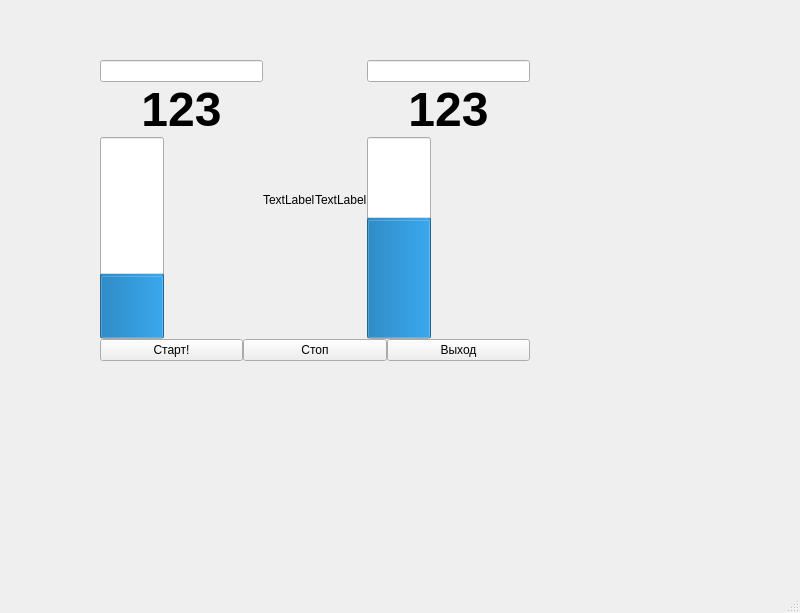
This is DragRacing.ui in nw-wind/DragRacing as Qt 5 draws it before an edit. The edited form follows.
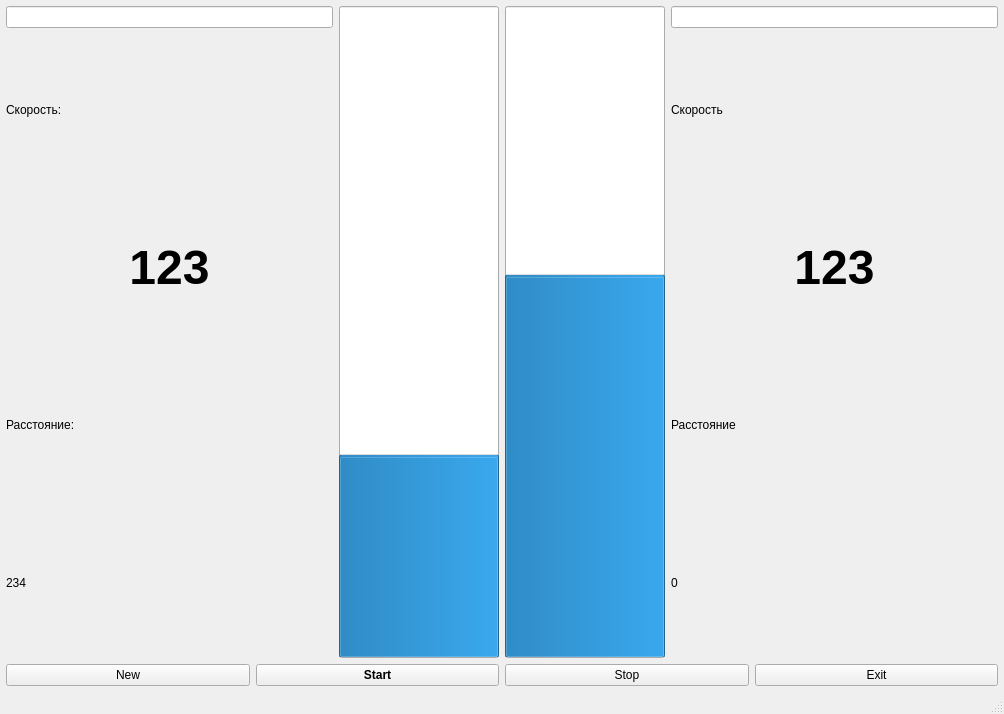
This is the edited form.

```diff
--- a/DragRacing.ui
+++ b/DragRacing.ui
@@ -6,30 +6,51 @@
    <rect>
     <x>0</x>
     <y>0</y>
-    <width>800</width>
-    <height>613</height>
+    <width>1004</width>
+    <height>714</height>
    </rect>
   </property>
-  <property name="Гонки на 402м" stdset="0">
+  <property name="sizePolicy">
+   <sizepolicy hsizetype="Maximum" vsizetype="Maximum">
+    <horstretch>255</horstretch>
+    <verstretch>255</verstretch>
+   </sizepolicy>
+  </property>
+  <property name="DragRaces" stdset="0">
    <string>MainWindow</string>
   </property>
   <widget class="QWidget" name="centralwidget">
-   <widget class="QWidget" name="verticalLayoutWidget">
-    <property name="geometry">
-     <rect>
-      <x>100</x>
-      <y>60</y>
-      <width>430</width>
-      <height>301</height>
-     </rect>
-    </property>
-    <layout class="QVBoxLayout" name="topLayout">
+   <property name="sizePolicy">
+    <sizepolicy hsizetype="Maximum" vsizetype="Maximum">
+     <horstretch>255</horstretch>
+     <verstretch>255</verstretch>
+    </sizepolicy>
+   </property>
+   <property name="minimumSize">
+    <size>
+     <width>800</width>
+     <height>600</height>
+    </size>
+   </property>
+   <layout class="QVBoxLayout" name="topLayout" stretch="255,255">
      <property name="spacing">
-      <number>0</number>
+     <number>6</number>
      </property>
      <property name="sizeConstraint">
       <enum>QLayout::SetMaximumSize</enum>
      </property>
+    <property name="leftMargin">
+     <number>6</number>
+    </property>
+    <property name="topMargin">
+     <number>6</number>
+    </property>
+    <property name="rightMargin">
+     <number>6</number>
+    </property>
+    <property name="bottomMargin">
+     <number>6</number>
+    </property>
      <item>
       <layout class="QHBoxLayout" name="columnsLayout">
        <property name="sizeConstraint">
@@ -40,6 +61,13 @@
          <item>
           <widget class="QLineEdit" name="nameEdit"/>
          </item>
+        <item>
+         <widget class="QLabel" name="label">
+          <property name="text">
+           <string>Скорость:</string>
+          </property>
+         </widget>
+        </item>
          <item>
           <widget class="QLabel" name="leftSpeed">
            <property name="font">
@@ -64,17 +92,53 @@
            </property>
           </widget>
          </item>
+        <item>
+         <widget class="QLabel" name="label_2">
+          <property name="text">
+           <string>Расстояние:</string>
+          </property>
+         </widget>
+        </item>
+        <item>
+         <widget class="QLabel" name="leftDistance">
+          <property name="text">
+           <string>234</string>
+          </property>
+         </widget>
+        </item>
+       </layout>
+      </item>
+      <item>
+       <layout class="QHBoxLayout" name="middleLayout">
+        <property name="sizeConstraint">
+         <enum>QLayout::SetMaximumSize</enum>
+        </property>
          <item>
           <widget class="QProgressBar" name="leftBar">
+          <property name="sizePolicy">
+           <sizepolicy hsizetype="Expanding" vsizetype="Expanding">
+            <horstretch>128</horstretch>
+            <verstretch>0</verstretch>
+           </sizepolicy>
+          </property>
            <property name="minimumSize">
             <size>
-             <width>64</width>
+            <width>128</width>
+            <height>0</height>
+           </size>
+          </property>
+          <property name="baseSize">
+           <size>
+            <width>128</width>
              <height>0</height>
             </size>
            </property>
            <property name="layoutDirection">
             <enum>Qt::LeftToRight</enum>
            </property>
+          <property name="autoFillBackground">
+           <bool>true</bool>
+          </property>
            <property name="maximum">
             <number>402</number>
            </property>
@@ -84,67 +148,37 @@
            <property name="alignment">
             <set>Qt::AlignRight|Qt::AlignTrailing|Qt::AlignVCenter</set>
            </property>
+          <property name="textVisible">
+           <bool>false</bool>
+          </property>
            <property name="orientation">
             <enum>Qt::Vertical</enum>
-           </property>
-          </widget>
-         </item>
-        </layout>
-       </item>
-       <item>
-        <widget class="QLabel" name="label_2">
-         <property name="text">
-          <string>TextLabel</string>
-         </property>
-        </widget>
-       </item>
-       <item>
-        <layout class="QVBoxLayout" name="verticalLayout"/>
-       </item>
-       <item>
-        <widget class="QLabel" name="label">
-         <property name="text">
-          <string>TextLabel</string>
-         </property>
-        </widget>
-       </item>
-       <item>
-        <layout class="QVBoxLayout" name="rightLayout">
-         <item>
-          <widget class="QLineEdit" name="nameEdit"/>
-         </item>
-         <item>
-          <widget class="QLabel" name="rightSpeed">
-           <property name="font">
-            <font>
-             <family>Helvetica</family>
-             <pointsize>36</pointsize>
-             <weight>75</weight>
-             <bold>true</bold>
-            </font>
-           </property>
-           <property name="toolTip">
-            <string>Скорость правого гонщика.</string>
-           </property>
-           <property name="text">
-            <string>123</string>
-           </property>
-           <property name="alignment">
-            <set>Qt::AlignCenter</set>
-           </property>
-           <property name="Speed" stdset="0">
-            <string>0</string>
            </property>
           </widget>
          </item>
          <item>
           <widget class="QProgressBar" name="rightBar">
+          <property name="sizePolicy">
+           <sizepolicy hsizetype="Expanding" vsizetype="Expanding">
+            <horstretch>128</horstretch>
+            <verstretch>128</verstretch>
+           </sizepolicy>
+          </property>
            <property name="minimumSize">
             <size>
-             <width>64</width>
-             <height>0</height>
-            </size>
-           </property>
+            <width>128</width>
+            <height>128</height>
+           </size>
+          </property>
+          <property name="baseSize">
+           <size>
+            <width>128</width>
+            <height>128</height>
+           </size>
+          </property>
+          <property name="autoFillBackground">
+           <bool>true</bool>
+          </property>
            <property name="maximum">
             <number>402</number>
            </property>
@@ -154,6 +188,9 @@
            <property name="alignment">
             <set>Qt::AlignLeading|Qt::AlignLeft|Qt::AlignVCenter</set>
            </property>
+          <property name="textVisible">
+           <bool>false</bool>
+          </property>
            <property name="orientation">
             <enum>Qt::Vertical</enum>
            </property>
@@ -161,6 +198,58 @@
          </item>
         </layout>
        </item>
+      <item>
+       <layout class="QVBoxLayout" name="rightLayout">
+        <item>
+         <widget class="QLineEdit" name="nameEdit"/>
+        </item>
+        <item>
+         <widget class="QLabel" name="label_3">
+          <property name="text">
+           <string>Скорость</string>
+          </property>
+         </widget>
+        </item>
+        <item>
+         <widget class="QLabel" name="rightSpeed">
+          <property name="font">
+           <font>
+            <family>Helvetica</family>
+            <pointsize>36</pointsize>
+            <weight>75</weight>
+            <bold>true</bold>
+           </font>
+          </property>
+          <property name="toolTip">
+           <string>Right Speed</string>
+          </property>
+          <property name="text">
+           <string>123</string>
+          </property>
+          <property name="alignment">
+           <set>Qt::AlignCenter</set>
+          </property>
+          <property name="Speed" stdset="0">
+           <string>0</string>
+          </property>
+         </widget>
+        </item>
+        <item>
+         <widget class="QLabel" name="rightDistanceLabel">
+          <property name="text">
+           <string>Расстояние</string>
+          </property>
+         </widget>
+        </item>
+        <item>
+         <widget class="QLabel" name="rightDistance">
+          <property name="text">
+           <string>0</string>
+          </property>
+         </widget>
+        </item>
+       </layout>
+      </item>
       </layout>
      </item>
      <item>
@@ -168,31 +257,58 @@
        <property name="sizeConstraint">
         <enum>QLayout::SetMinimumSize</enum>
        </property>
+      <item>
+       <widget class="QPushButton" name="newButton">
+        <property name="text">
+         <string>New</string>
+        </property>
+        <property name="shortcut">
+         <string>Meta+N</string>
+        </property>
+       </widget>
+      </item>
        <item>
         <widget class="QPushButton" name="startButton">
+        <property name="font">
+         <font>
+          <weight>75</weight>
+          <bold>true</bold>
+         </font>
+        </property>
+        <property name="autoFillBackground">
+         <bool>false</bool>
+        </property>
          <property name="text">
-          <string>Старт!</string>
+         <string>Start</string>
+        </property>
+        <property name="shortcut">
+         <string>Meta+S</string>
          </property>
         </widget>
        </item>
        <item>
         <widget class="QPushButton" name="stopButton">
          <property name="text">
-          <string>Стоп</string>
+         <string>Stop</string>
+        </property>
+        <property name="shortcut">
+         <string>Meta+F</string>
          </property>
         </widget>
        </item>
        <item>
         <widget class="QPushButton" name="exitButton">
          <property name="text">
-          <string>Выход</string>
-         </property>
+         <string>Exit</string>
+        </property>
+        <property name="shortcut">
+         <string>Meta+Q</string>
+        </property>
         </widget>
        </item>
       </layout>
      </item>
     </layout>
-   </widget>
   </widget>
   <widget class="QStatusBar" name="statusbar"/>
  </widget>
```
Left out of the diff: 2 changed lines with no effect on the pictures. Lines whose indentation alone changed are shown as unchanged.
